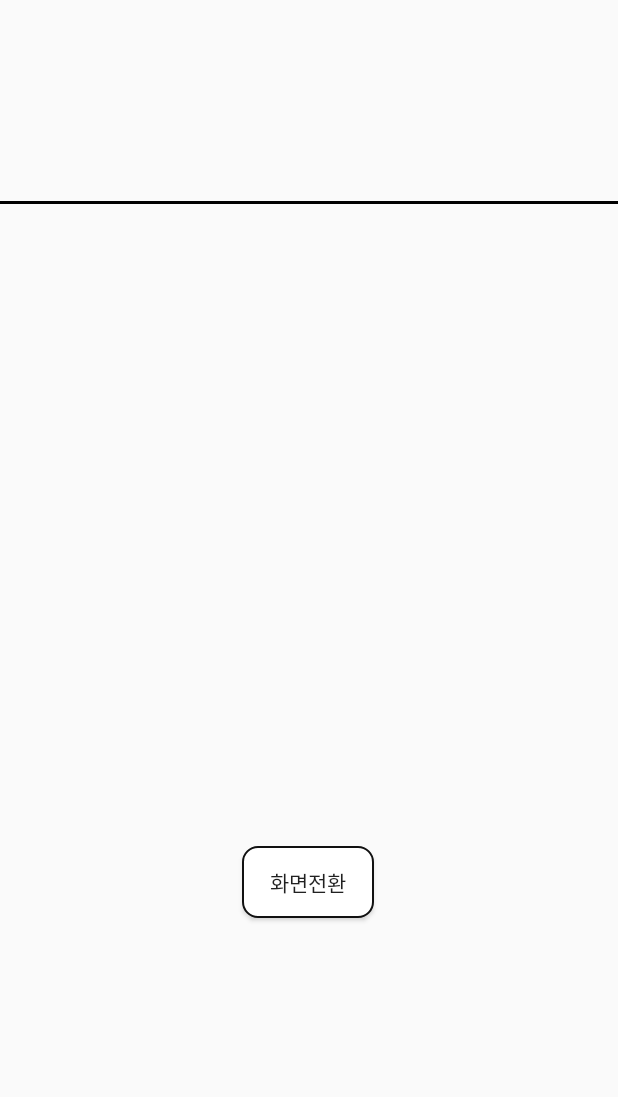
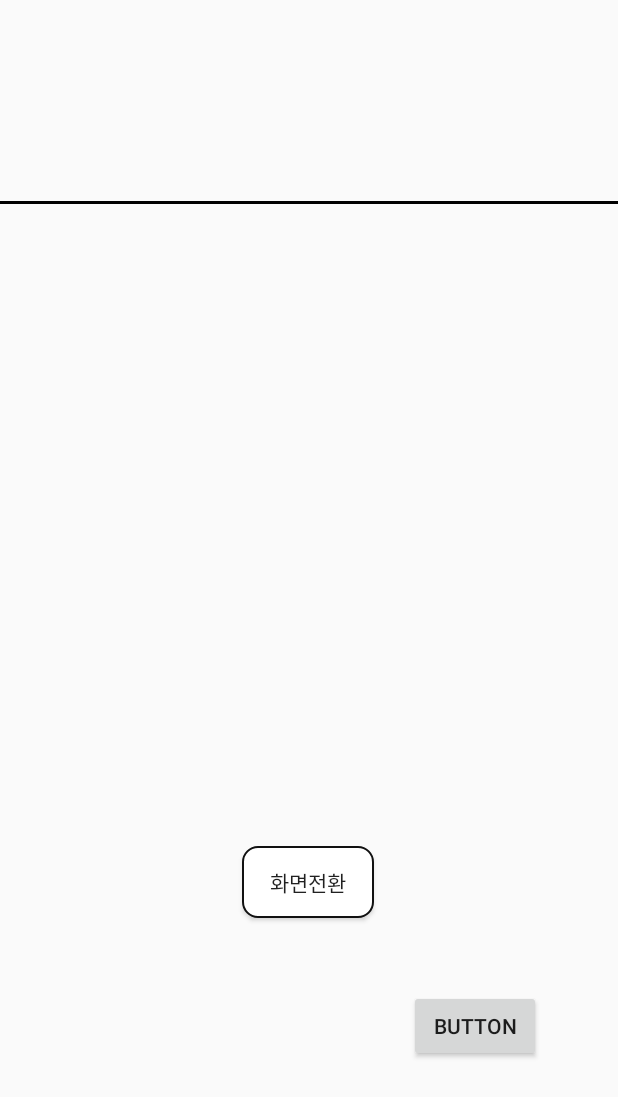
Before and after one commit to dlskagusvx2/CapstoneTest, an Android app: the textActivity screen opened directly, with no data from a screen before it, on a phone screen of 412 x 824 dp. Shown: the top 1097 px of the screen. Run offline under Robolectric (Android 15) with nearby library versions, the phone set to English and light mode, and no system bars.

Commit message:
파일로 저장하는 부분 구현중

```diff
--- a/app/src/main/AndroidManifest.xml
+++ b/app/src/main/AndroidManifest.xml
@@ -3,6 +3,7 @@
     xmlns:tools="http://schemas.android.com/tools">
 
     <uses-permission android:name="android.permission.INTERNET" />
+    <uses-permission android:name="android.permission.WRITE_EXTERNAL_STORAGE" />
 
     <application
         android:allowBackup="true"
--- a/app/src/main/java/com/example/capstonetest/MainActivity.kt
+++ b/app/src/main/java/com/example/capstonetest/MainActivity.kt
@@ -44,7 +44,7 @@ class MainActivity : AppCompatActivity() {
         ActivityMainBinding.inflate(layoutInflater)
     }
     private lateinit var webView: WebView
-    val apiKey = ""// api 키 입력해야함
+    val apiKey = "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"// api 키 입력해야함
     val endpoint = "https://api.openai.com/v1/chat/completions"
     val model = "gpt-3.5-turbo" // 사용할 모델 (GPT-3 Turbo)
     var scriptSummary: String = ""
@@ -128,7 +128,7 @@ class MainActivity : AppCompatActivity() {
         var url = intent.getStringExtra("url").toString()
         //url의 맨뒤에 있는 / 제거
         if (url != null || url != "null"){
-            url = url.substring(url.length - 1)
+            url = url.substring(0,url.length - 1)
         }
         //webView.loadUrl("https://www.youtube.com/watch?v=u42Afwnl4uQ?cc_lang_pref=ko&cc_load_policy=1")
 
--- a/app/src/main/java/com/example/capstonetest/ProcessActivity.kt
+++ b/app/src/main/java/com/example/capstonetest/ProcessActivity.kt
@@ -36,4 +36,5 @@ class ProcessActivity : AppCompatActivity() {
         }
         //val url = intent.getStringExtra("url")
     }
+
 }
--- a/app/src/main/java/com/example/capstonetest/textActivity.kt
+++ b/app/src/main/java/com/example/capstonetest/textActivity.kt
@@ -1,10 +1,21 @@
 package com.example.capstonetest
 
+import android.app.DownloadManager
+import android.content.Context
 import android.content.Intent
+import android.net.Uri
+import android.os.Build
 import androidx.appcompat.app.AppCompatActivity
 import android.os.Bundle
+import android.os.Environment
+import android.text.TextUtils
+import android.util.Log
+import android.widget.Toast
 import com.example.capstonetest.databinding.ActivityMainBinding
 import com.example.capstonetest.databinding.ActivityTextBinding
+import java.io.File
+import java.io.FileOutputStream
+import java.io.IOException
 
 
 class textActivity : AppCompatActivity() {
@@ -28,7 +39,12 @@ class textActivity : AppCompatActivity() {
             startActivity(intent)
             finish()
         }
-        val url = intent.getStringExtra("url")
+        binding.exportBtn.setOnClickListener {
+            val content = binding.textContent.text.toString()
+            val filename = binding.textTitle.text.toString()
 
+        }
     }
+
+
 }
--- a/app/src/main/res/layout/activity_text.xml
+++ b/app/src/main/res/layout/activity_text.xml
@@ -57,4 +57,14 @@
         app:layout_constraintEnd_toEndOf="parent"
         app:layout_constraintStart_toStartOf="parent"
         app:layout_constraintTop_toBottomOf="@+id/textTitle" />
+
+    <Button
+        android:id="@+id/exportBtn"
+        android:layout_width="wrap_content"
+        android:layout_height="wrap_content"
+        android:layout_marginEnd="51dp"
+        android:layout_marginBottom="116dp"
+        android:text="Button"
+        app:layout_constraintBottom_toBottomOf="parent"
+        app:layout_constraintEnd_toEndOf="parent" />
 </androidx.constraintlayout.widget.ConstraintLayout>
--- a/app/src/main/res/layout/item_recycler.xml
+++ b/app/src/main/res/layout/item_recycler.xml
@@ -49,4 +49,5 @@
         app:layout_constraintStart_toStartOf="parent"
         app:layout_constraintTop_toTopOf="parent"
         tools:ignore="HardcodedText" />
+
 </androidx.constraintlayout.widget.ConstraintLayout>
```
Also changed, not shown: app/src/main/java/com/example/capstonetest/SubActivity.kt (+7 -1 lines).
